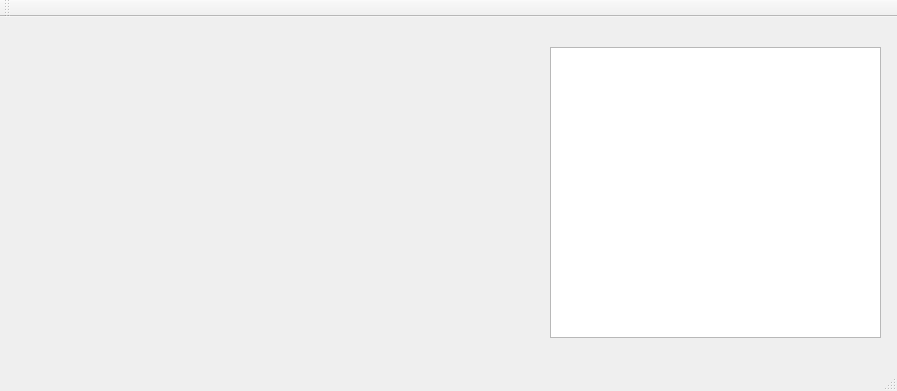
The window that OneToneSimple/OneToneSimple/onetonesimple.ui (quantum-devices-physics-lab/measurement-instruments-python) describes before a commit, drawn with Qt 5.
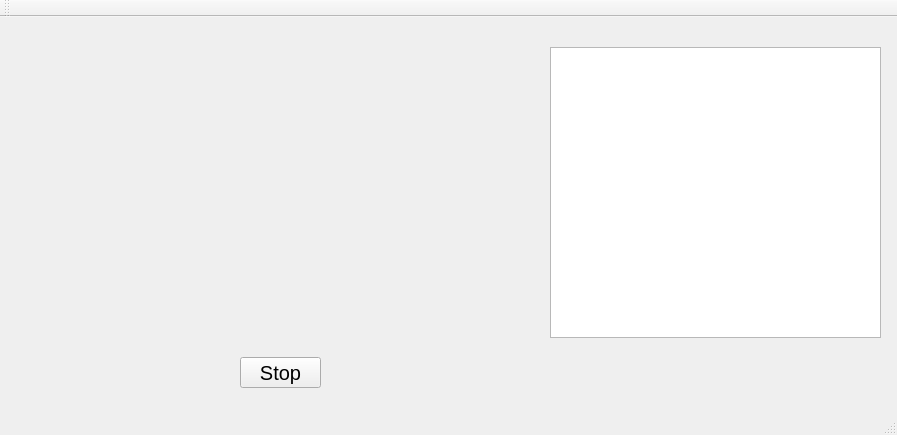
The same window after the commit. Custom widgets are drawn as their Qt base class.

What changed in the file:
```diff
--- a/OneToneSimple/OneToneSimple/onetonesimple.ui
+++ b/OneToneSimple/OneToneSimple/onetonesimple.ui
@@ -7,7 +7,7 @@
     <x>0</x>
     <y>0</y>
     <width>897</width>
-    <height>391</height>
+    <height>435</height>
    </rect>
   </property>
   <property name="windowTitle">
@@ -34,6 +34,24 @@
      </rect>
     </property>
    </widget>
+   <widget class="QPushButton" name="StopButton">
+    <property name="geometry">
+     <rect>
+      <x>240</x>
+      <y>340</y>
+      <width>81</width>
+      <height>31</height>
+     </rect>
+    </property>
+    <property name="font">
+     <font>
+      <pointsize>15</pointsize>
+     </font>
+    </property>
+    <property name="text">
+     <string>Stop</string>
+    </property>
+   </widget>
   </widget>
   <widget class="QMenuBar" name="menuBar">
    <property name="geometry">
```
Left out of the diff: 4 changed lines with no effect on the pictures.
